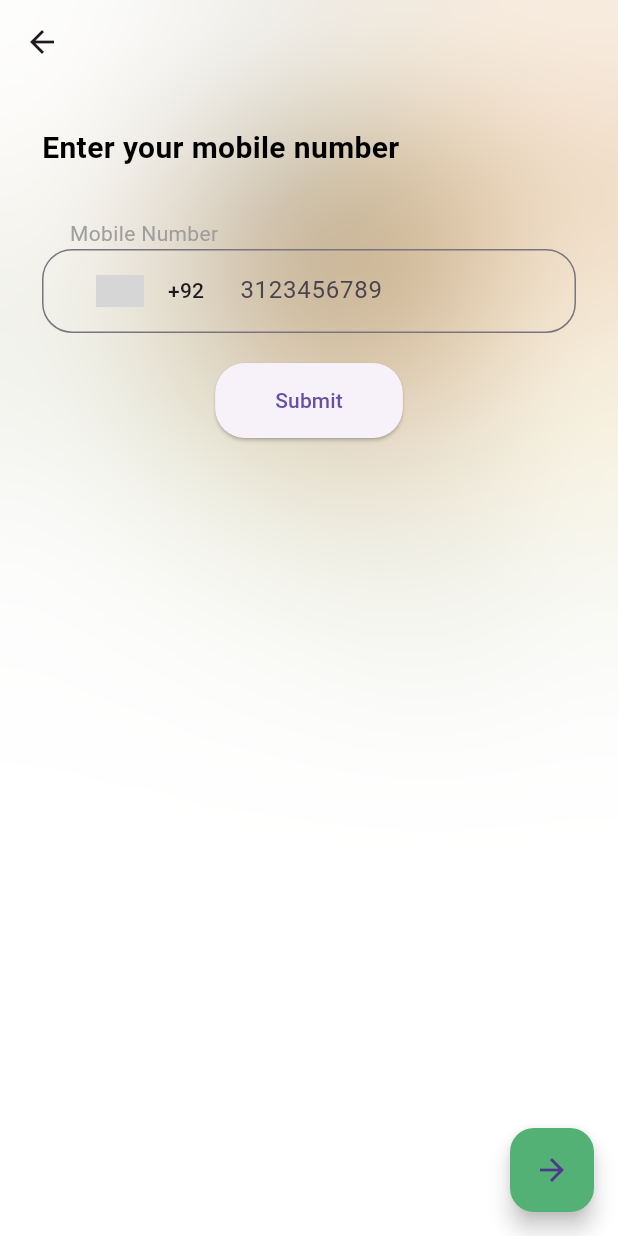
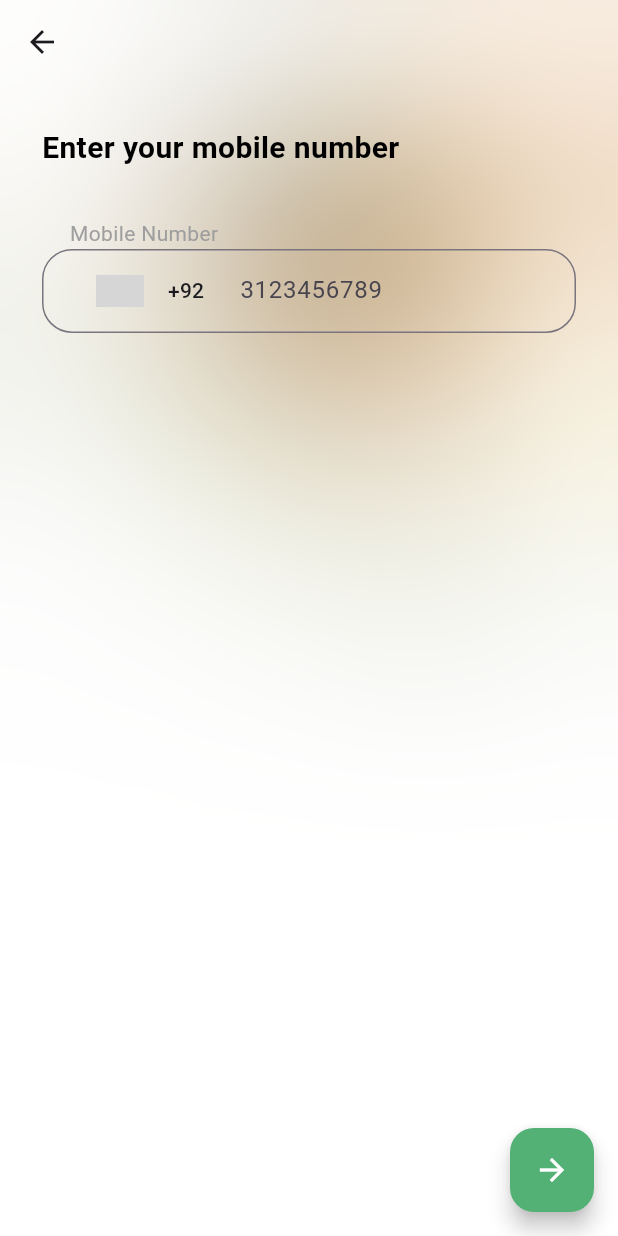
Before and after one commit to DarkxSurfer/Deshi_Mart_App, a Flutter app: the EnterNumberScreen screen opened directly, on a phone screen of 412 x 824 dp. Run offline on Flutter 3.47's test engine with Material 3 defaults, Android fonts, the phone set to English and light mode, and no system bars; drawn by our look-alikes of country_code_picker; our stand-ins replace cloud_firestore, firebase_auth, firebase_storage, font_awesome_flutter, get, image_picker; accounts and stored records are empty; grey boxes are pictures that could not be loaded.

Commit message:
Login SignUp

```diff
--- a/lib/src/view/PhoneNo/EnterNumber/enter_number_screen.dart
+++ b/lib/src/view/PhoneNo/EnterNumber/enter_number_screen.dart
@@ -130,18 +130,6 @@ class _EnterNumberScreenState extends State<EnterNumberScreen> {
                                     return null;
                                   },
                                 ),
-                                const SizedBox(height: 20),
-                                ElevatedButton(
-                                  onPressed: _submitPhoneNumber,
-                                  style: ElevatedButton.styleFrom(
-                                    padding: const EdgeInsets.symmetric(
-                                        horizontal: 40, vertical: 15),
-                                    shape: RoundedRectangleBorder(
-                                      borderRadius: BorderRadius.circular(20),
-                                    ),
-                                  ),
-                                  child: const Text('Submit'),
-                                ),
                               ],
                             ),
                           ),
@@ -166,7 +154,10 @@ class _EnterNumberScreenState extends State<EnterNumberScreen> {
               // Proceed with phone number submission, OTP sending, etc.
             }
           },
-          child: const Icon(Icons.arrow_forward), // Icon for the FAB
+          child: const Icon(
+            Icons.arrow_forward,
+            color: Colors.white,
+          ), // Icon for the FAB
         ));
   }
 }
--- a/lib/src/view/PhoneNo/Otp/otp_screen.dart
+++ b/lib/src/view/PhoneNo/Otp/otp_screen.dart
@@ -2,7 +2,9 @@ import 'dart:ui';
 
 import 'package:deshi_mart_app/src/Utils/Constant/colors.dart';
 import 'package:deshi_mart_app/src/Utils/Constant/image_strings.dart';
+import 'package:deshi_mart_app/src/view/Home/home_screen.dart';
 import 'package:flutter/material.dart';
+import 'package:get/get.dart';
 
 class OtpScreen extends StatefulWidget {
   const OtpScreen({super.key});
@@ -18,6 +20,7 @@ class _OtpScreenState extends State<OtpScreen> {
   void _submitOtp() {
     if (_otpFormKey.currentState!.validate()) {
       // Proceed with OTP verification
+      Get.to(const HomeScreen());
       print('OTP entered: ${_otpController.text}');
       // Navigate to the next screen, e.g., home or success screen
     }
```
